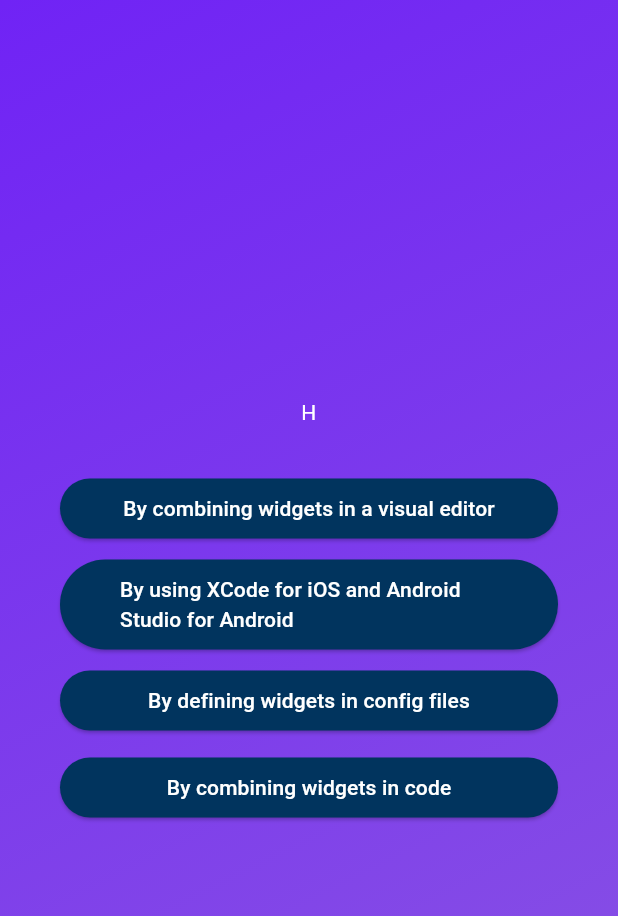
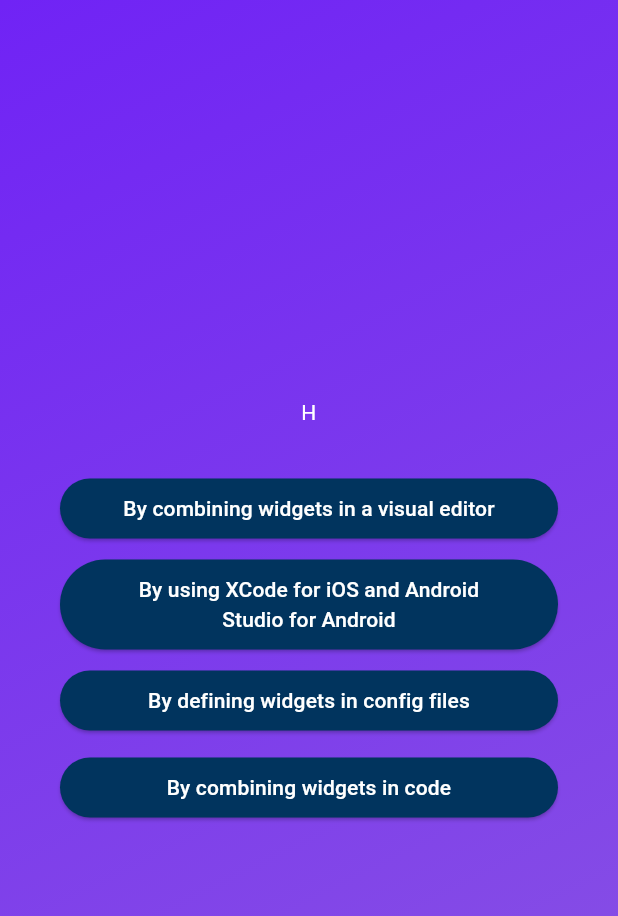
Before and after one commit to ajewoleOlugbenga/quiz_app, a Flutter app: the screen it shows after launch, after a tap on "Start Quiz", after a tap on "Components", on a phone screen of 412 x 824 dp. Shown: the top 916 px of the screen. Run offline on Flutter 3.47's test engine with Material 3 defaults, Android fonts, the phone set to English and light mode, and no system bars.

Commit message:
"Added TextAlign.center to Text widget in AnswerButton"

```diff
--- a/lib/answer_button.dart
+++ b/lib/answer_button.dart
@@ -17,7 +17,7 @@ class AnswerButton extends StatelessWidget {
           foregroundColor: Colors.white,
         ),
 
-        child: Text(answers),
+        child: Text(answers, textAlign: TextAlign.center,),
       ),
     );
   }
```
